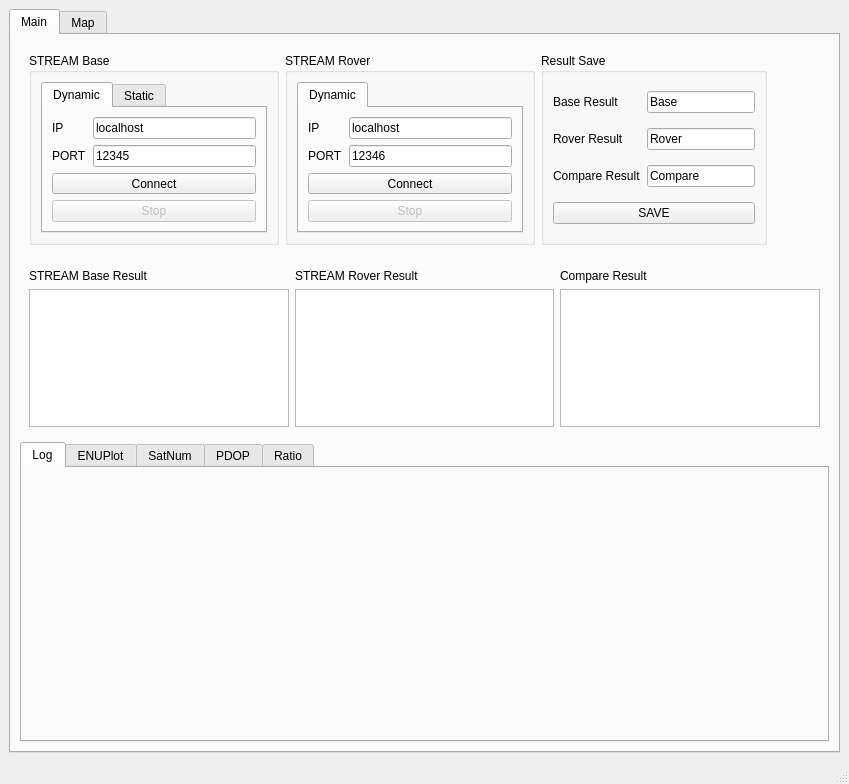
Before: the Qt Designer form main.ui in 524836851/RT_GUI, drawn with Qt 5.
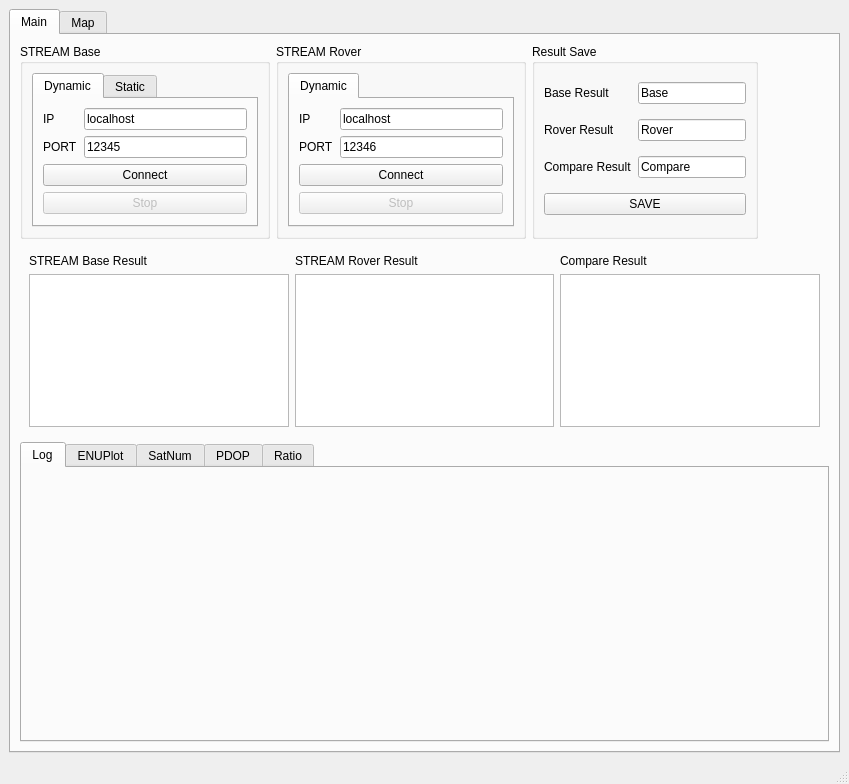
After: the same form once the commit is applied.

The edit to the form file:
```diff
--- a/main.ui
+++ b/main.ui
@@ -76,6 +76,18 @@
            </size>
           </property>
           <layout class="QGridLayout" name="gridLayout_7">
+           <property name="leftMargin">
+            <number>0</number>
+           </property>
+           <property name="topMargin">
+            <number>0</number>
+           </property>
+           <property name="rightMargin">
+            <number>0</number>
+           </property>
+           <property name="bottomMargin">
+            <number>0</number>
+           </property>
            <item row="0" column="1">
             <widget class="QGroupBox" name="groupBox">
              <property name="minimumSize">
```
